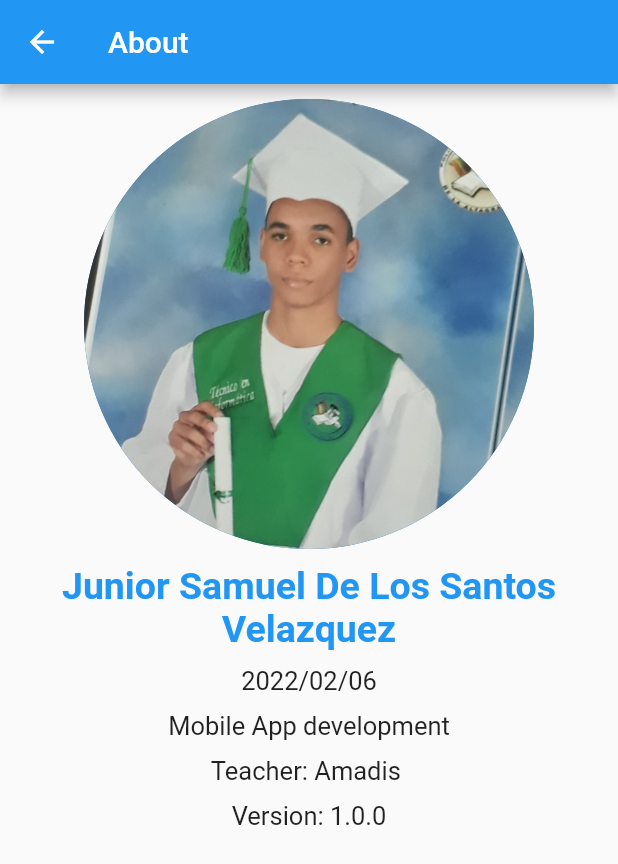
After one commit to JuniorSamuel/Tarea6, a Flutter app: the screen it shows after launch, after a tap on the "info outline" icon, on a phone screen of 412 x 824 dp. The commit adds this screen. Shown: the top 864 px of the screen. Run offline on Flutter 3.47's test engine with Material 2 defaults, Android fonts, the phone set to English and light mode, and no system bars; our stand-ins replace webview_flutter.

Commit message:
Proyecto terminado.

```diff
--- a/lib/main.dart
+++ b/lib/main.dart
@@ -1,10 +1,8 @@
-import 'dart:convert';
-
 import 'package:flutter/material.dart';
-import 'package:flutter/services.dart';
-import 'package:tarea6/Model/element.dart';
+import 'package:tarea6/widget/about.dart';
 import 'package:tarea6/widget/list.dart';
 import 'package:tarea6/widget/summary_element.dart';
+import 'package:tarea6/widget/web_view.dart';
 
 void main() {
   runApp(const MyApp());
@@ -18,6 +16,7 @@ class MyApp extends StatelessWidget {
   Widget build(BuildContext context) {
     return MaterialApp(
       title: 'Flutter Demo',
+      themeMode: ThemeMode.light,
       theme: ThemeData(
         primarySwatch: Colors.blue,
       ),
@@ -26,27 +25,13 @@ class MyApp extends StatelessWidget {
         primaryColorDark: Colors.purple,
         scaffoldBackgroundColor: Colors.black
       ),
-      initialRoute: "/",
+      initialRoute: ListElement.routerName,
       routes:{
-        "/": (context) => const  MyHomePage(title: 'Flutter Demo Home Page'),
-        "/summary": (context) => const SummaryElement()
+        ListElement.routerName: (context) => const  ListElement(),
+        SummaryElement.routerName: (context) => const SummaryElement(),
+        WikipediaView.routerName: (context) => const WikipediaView(),
+        About.routerName: (context) => About()
       },
     );
   }
 }
-
-class MyHomePage extends StatelessWidget {
-  const MyHomePage({Key? key, required this.title}) : super(key: key);
-
-  final String title;
-
- @override
-  Widget build(BuildContext context) {
-    return Scaffold(
-      appBar: AppBar(
-        title: Text(title),
-      ),
-      body: const ListElement()
-    );
-  }
-}
--- /dev/null
+++ b/lib/widget/about.dart
@@ -0,0 +1,55 @@
+import 'package:flutter/material.dart';
+
+class About extends StatelessWidget {
+  static const routerName = "/about";
+
+  @override
+  Widget build(BuildContext context) {
+    const TextStyle style = TextStyle(fontSize: 17);
+    return Scaffold(
+        appBar: AppBar(
+          title: const Text("About"),
+          actions: [],
+        ),
+        body: Container(
+          padding: const EdgeInsets.all(10),
+          child: Center(
+            child: Column(
+              children: <Widget>[
+                const CircleAvatar(
+                  radius: 150,
+                  backgroundImage: AssetImage("asset/img/yo.jpg"),
+                ),
+                Container(
+                  margin: const EdgeInsets.only(top: 10),
+                  child: const Text(
+                  "Junior Samuel De Los Santos Velazquez",
+                  style: TextStyle(
+                      fontSize: 25,
+                      fontWeight: FontWeight.bold,
+                      color: Colors.blue),
+                      textAlign: TextAlign.center,
+                  ),
+                ),
+                Container(
+                  margin: const EdgeInsets.only(top: 10),
+                  child: const Text("2022/02/06", style: style,),
+                ),
+                Container(
+                  margin: const EdgeInsets.only(top: 10),
+                  child: const Text("Mobile App development", style: style,),
+                ),
+                Container(
+                  margin: const EdgeInsets.only(top: 10),
+                  child: const Text("Teacher: Amadis ", style: style,),
+                ),
+                Container(
+                  margin: const EdgeInsets.only(top: 10),
+                  child: const  Text("Version: 1.0.0", style: style,),
+                ),
+              ],
+            ),
+          ),
+        ));
+  }
+}
--- a/lib/widget/list.dart
+++ b/lib/widget/list.dart
@@ -1,12 +1,13 @@
 import 'dart:convert';
-
 import 'package:flutter/material.dart';
 import 'package:flutter/services.dart';
+import 'package:tarea6/widget/about.dart';
 import 'package:tarea6/widget/summary_element.dart';
 
 import '../Model/element.dart';
 
 class ListElement extends StatefulWidget {
+  static const routerName = "/";
   const ListElement({Key? key}) : super(key: key);
 
   @override
@@ -22,7 +23,6 @@ class _ListElement extends State<ListElement> {
 
   void loadJSON() {
     rootBundle.loadString("data/elementos.json").then((value) => {
-          // print(value)
           _elementState(value)
         });
   }
@@ -38,7 +38,16 @@ class _ListElement extends State<ListElement> {
 
   @override
   Widget build(BuildContext context) {
-    return GridView.count(
+    return Scaffold(
+        appBar: AppBar(
+          title: const Text("Periodic Table"),
+          actions: <Widget>[
+            IconButton(onPressed: () {
+              Navigator.of(context).pushNamed(About.routerName);
+            }, icon: const Icon(Icons.info_outline_rounded))
+          ],
+        ),
+        body: GridView.count(
           primary: false,
           padding: const EdgeInsets.all(8.0),
           crossAxisSpacing: 10,
@@ -49,14 +58,10 @@ class _ListElement extends State<ListElement> {
                 child: Column(
               children: [
                 GestureDetector(
-              onTap: () => showGeneralDialog(
-                  context: context,
-                  barrierDismissible: false,
-                  transitionDuration: const Duration(milliseconds: 200),
-                  pageBuilder: (BuildContext context, Animation animationm,
-                      Animation secondAnimation) {
-                    return SummaryElement(element: _elements[index],);
-                  }),
+                  onTap: () {
+                    Navigator.pushNamed(context, SummaryElement.routerName,
+                        arguments: _elements[index]);
+                  },
                   child: CircleAvatar(
                     radius: 50,
                     child: Text(
@@ -67,8 +72,10 @@ class _ListElement extends State<ListElement> {
                 ),
                 Text(_elements[index].name)
               ],
-        ));
+            )
+          );
         }),
+      )
     );
   }
 }
--- a/pubspec.yaml
+++ b/pubspec.yaml
@@ -34,6 +34,7 @@ dependencies:
   # The following adds the Cupertino Icons font to your application.
   # Use with the CupertinoIcons class for iOS style icons.
   cupertino_icons: ^1.0.2
+  webview_flutter: ^3.0.1
 
 dev_dependencies:
   flutter_test:
@@ -60,6 +61,7 @@ flutter:
   # To add assets to your application, add an assets section, like this:
   assets:
     - data/elementos.json
+    - asset/img/yo.jpg
   #   - images/a_dot_burr.jpeg
   #   - images/a_dot_ham.jpeg
 
```
Also changed, not shown: lib/widget/summary_element.dart (+170 -13 lines), lib/widget/web_view.dart (added, +20 -0 lines), asset/img/yo.jpg (added), pubspec.lock, 3 other files. Lines whose indentation alone changed are shown as unchanged.
